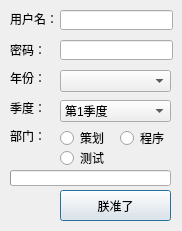
Before: the Qt Designer form jiratools/coadialog.ui in snowcicada/code-changes-life, drawn with Qt 5.
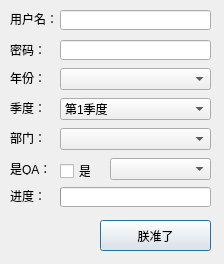
After: the same form once the commit is applied.

Commit message: Support to get QA task from different department

What changed in the file:
```diff
--- a/jiratools/coadialog.ui
+++ b/jiratools/coadialog.ui
@@ -6,8 +6,8 @@
    <rect>
     <x>0</x>
     <y>0</y>
-    <width>182</width>
-    <height>231</height>
+    <width>224</width>
+    <height>264</height>
    </rect>
   </property>
   <property name="windowTitle">
@@ -16,8 +16,8 @@
   <widget class="QPushButton" name="pushButton">
    <property name="geometry">
     <rect>
-     <x>60</x>
-     <y>190</y>
+     <x>100</x>
+     <y>220</y>
      <width>111</width>
      <height>31</height>
     </rect>
@@ -57,7 +57,7 @@
     <rect>
      <x>60</x>
      <y>10</y>
-     <width>113</width>
+     <width>151</width>
      <height>20</height>
     </rect>
    </property>
@@ -67,7 +67,7 @@
     <rect>
      <x>60</x>
      <y>40</y>
-     <width>113</width>
+     <width>151</width>
      <height>20</height>
     </rect>
    </property>
@@ -105,8 +105,8 @@
    <property name="geometry">
     <rect>
      <x>60</x>
-     <y>70</y>
-     <width>111</width>
+     <y>68</y>
+     <width>151</width>
      <height>22</height>
     </rect>
    </property>
@@ -118,8 +118,8 @@
    <property name="geometry">
     <rect>
      <x>60</x>
-     <y>100</y>
-     <width>111</width>
+     <y>98</y>
+     <width>151</width>
      <height>22</height>
     </rect>
    </property>
@@ -147,10 +147,10 @@
   <widget class="QProgressBar" name="progressBar">
    <property name="geometry">
     <rect>
-     <x>10</x>
-     <y>170</y>
-     <width>161</width>
-     <height>16</height>
+     <x>60</x>
+     <y>187</y>
+     <width>151</width>
+     <height>20</height>
     </rect>
    </property>
    <property name="value">
@@ -163,24 +163,11 @@
     <enum>QProgressBar::TopToBottom</enum>
    </property>
   </widget>
-  <widget class="QRadioButton" name="rdoDesign">
-   <property name="geometry">
-    <rect>
-     <x>60</x>
-     <y>130</y>
-     <width>51</width>
-     <height>16</height>
-    </rect>
-   </property>
-   <property name="text">
-    <string>策划</string>
-   </property>
-  </widget>
-  <widget class="QLabel" name="label_6">
+  <widget class="QLabel" name="label_7">
    <property name="geometry">
     <rect>
      <x>10</x>
-     <y>130</y>
+     <y>132</y>
      <width>54</width>
      <height>12</height>
     </rect>
@@ -189,30 +176,73 @@
     <string>部门：</string>
    </property>
   </widget>
-  <widget class="QRadioButton" name="rdoProgram">
+  <widget class="QComboBox" name="comboDepartment">
    <property name="geometry">
     <rect>
-     <x>120</x>
-     <y>130</y>
-     <width>51</width>
-     <height>16</height>
+     <x>60</x>
+     <y>128</y>
+     <width>151</width>
+     <height>22</height>
     </rect>
    </property>
+   <property name="font">
+    <font>
+     <pointsize>9</pointsize>
+    </font>
+   </property>
+  </widget>
+  <widget class="QLabel" name="label_8">
+   <property name="geometry">
+    <rect>
+     <x>10</x>
+     <y>163</y>
+     <width>54</width>
+     <height>12</height>
+    </rect>
+   </property>
    <property name="text">
-    <string>程序</string>
+    <string>是QA：</string>
    </property>
   </widget>
-  <widget class="QRadioButton" name="rdoQa">
+  <widget class="QCheckBox" name="chkQa">
    <property name="geometry">
     <rect>
      <x>60</x>
-     <y>150</y>
-     <width>51</width>
+     <y>163</y>
+     <width>31</width>
      <height>16</height>
     </rect>
    </property>
    <property name="text">
-    <string>测试</string>
+    <string>是</string>
+   </property>
+  </widget>
+  <widget class="QComboBox" name="comboQaDepartment">
+   <property name="geometry">
+    <rect>
+     <x>110</x>
+     <y>158</y>
+     <width>101</width>
+     <height>22</height>
+    </rect>
+   </property>
+   <property name="font">
+    <font>
+     <pointsize>9</pointsize>
+    </font>
+   </property>
+  </widget>
+  <widget class="QLabel" name="label_9">
+   <property name="geometry">
+    <rect>
+     <x>10</x>
+     <y>190</y>
+     <width>54</width>
+     <height>12</height>
+    </rect>
+   </property>
+   <property name="text">
+    <string>进度：</string>
    </property>
   </widget>
  </widget>
```
The commit also changes 5 other files.
